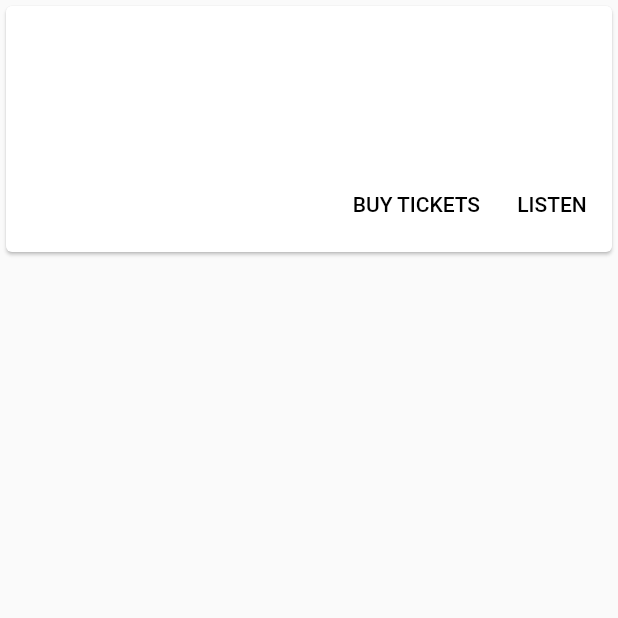
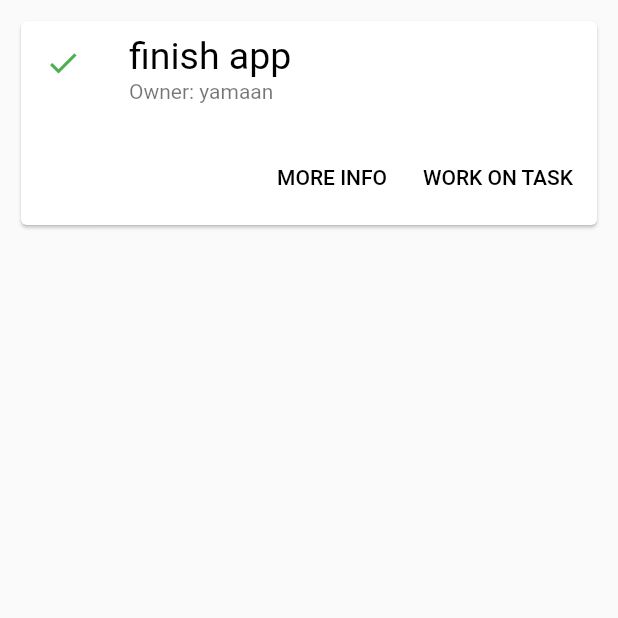
Before and after one commit to yamaan93/IDP-App, a Flutter app: the ToDoPage screen opened by its route, on a phone screen of 412 x 824 dp, the top half of it. Run offline on Flutter 3.47's test engine with Material 2 defaults, Android fonts, the phone set to English and light mode, and no system bars.

Commit message:
card looks acceptable, and array is set up
bruh, im working way too slowly at this

```diff
--- /dev/null
+++ b/idp_app/lib/taskCard.dart
@@ -0,0 +1,68 @@
+import 'package:flutter/material.dart';
+import 'consts.dart';
+
+class TaskCard extends StatefulWidget {
+  String taskName;
+  String taskOwner;
+  String taskDescription;
+  TaskCard(
+      {@required this.taskName,
+      @required this.taskOwner,
+      this.taskDescription});
+
+  @override
+  _TaskCardState createState() =>
+      _TaskCardState(taskName, taskOwner, taskDescription);
+}
+
+class _TaskCardState extends State<TaskCard> {
+  String taskname;
+  String taskowner;
+  String taskdescription;
+  _TaskCardState(this.taskname, this.taskowner, this.taskdescription);
+  @override
+  Widget build(BuildContext context) {
+    return Padding(
+      padding: const EdgeInsets.all(10.0),
+      child: SafeArea(
+        child: Card(
+          child: Column(
+            mainAxisSize: MainAxisSize.min,
+            children: <Widget>[
+              ListTile(
+                leading: Icon(
+                  Icons.check,
+                  color: Colors.green,
+                ),
+                title: Text(
+                  taskname,
+                  style: kLableTextStyle.copyWith(color: Colors.black),
+                ),
+                subtitle: Text('Owner: $taskowner'),
+              ),
+              ButtonTheme.bar(
+                // make buttons use the appropriate styles for cards
+                child: ButtonBar(
+                  children: <Widget>[
+                    FlatButton(
+                      child: const Text('MORE INFO'),
+                      onPressed: () {
+                        //todo route to more info page
+                      },
+                    ),
+                    FlatButton(
+                      child: const Text('WORK ON TASK'),
+                      onPressed: () {
+                        //todo move card to doing page
+                      },
+                    ),
+                  ],
+                ),
+              ),
+            ],
+          ),
+        ),
+      ),
+    );
+  }
+}
--- a/idp_app/lib/toDoPage.dart
+++ b/idp_app/lib/toDoPage.dart
@@ -1,49 +1,21 @@
 import 'package:flutter/material.dart';
 import 'consts.dart';
 
+import 'taskCard.dart';
+
+//todo create card creation page,
+// todo create more info page.
 class ToDoPage extends StatefulWidget {
   @override
   _ToDoPageState createState() => _ToDoPageState();
 }
 
 class _ToDoPageState extends State<ToDoPage> {
+  List<Widget> Tasks = [TaskCard(taskName: "finish app", taskOwner: "yamaan")];
   @override
   Widget build(BuildContext context) {
     return Scaffold(
-      body: Column(
-        children: <Widget>[
-          Card(
-            child: Column(
-              mainAxisSize: MainAxisSize.min,
-              children: <Widget>[
-                SizedBox(
-                  height: 100,
-                ),
-               /* const ListTile(
-                  leading: Icon(Icons.album),
-                  title: Text('The Enchanted Nightingale'),
-                  subtitle: Text('Music by Julie Gable. Lyrics by Sidney Stein.'),
-                ),*/
-                ButtonTheme.bar( // make buttons use the appropriate styles for cards
-                  child: ButtonBar(
-                    children: <Widget>[
-                      FlatButton(
-                        child: const Text('BUY TICKETS'),
-                        onPressed: () { /* ... */ },
-                      ),
-                      FlatButton(
-                        child: const Text('LISTEN'),
-                        onPressed: () { /* ... */ },
-                      ),
-                    ],
-                  ),
-                ),
-              ],
-            ),
-          ),
-
-        ],
-      ),
+      body: Column(children: Tasks),
     );
   }
 }
```
